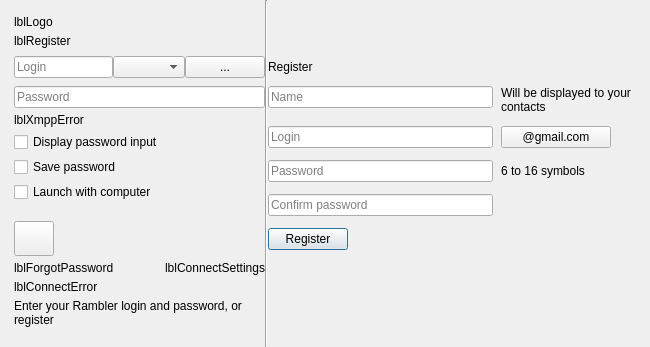
Above: src/plugins/optionsmanager/logindialog.ui from silvansky/Contacts before the change. Below: the same form after it.
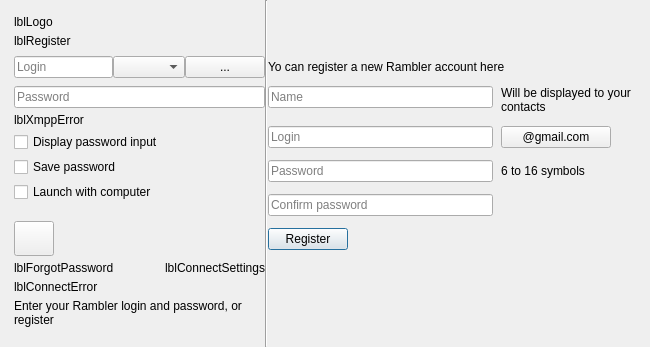
That is the form after the change. Custom widgets are drawn as their Qt base class.

```diff
--- a/src/plugins/optionsmanager/logindialog.ui
+++ b/src/plugins/optionsmanager/logindialog.ui
@@ -399,7 +399,7 @@
       <item>
        <widget class="QLabel" name="lblRegistration">
         <property name="text">
-         <string>Register</string>
+         <string>Yo can register a new Rambler account here</string>
         </property>
        </widget>
       </item>
```
Left out of the diff: 10 changed lines with no effect on the pictures.
